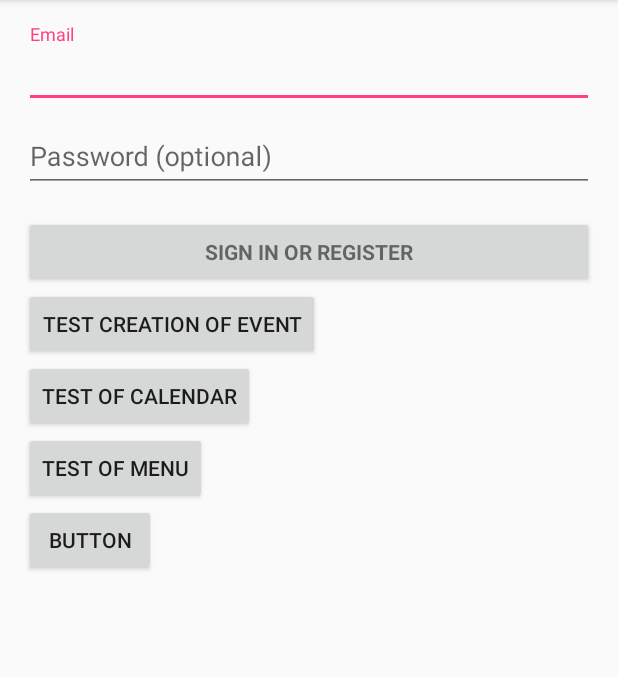
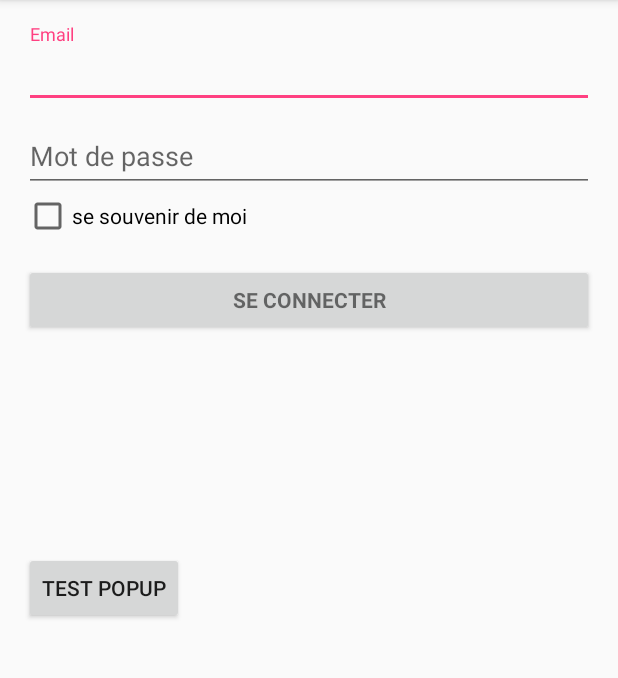
Before and after one commit to sky9611/Android_calender, an Android app: the screen it shows after launch (LoginActivity), on a phone screen of 412 x 824 dp, the part 84-762 px from its top. Run offline under Robolectric (Android 15) with nearby library versions, the phone set to English and light mode, and no system bars; 2 statements that could not run were skipped.

Commit message:
gros changement

```diff
--- a/calenderDemo/app/src/main/AndroidManifest.xml
+++ b/calenderDemo/app/src/main/AndroidManifest.xml
@@ -44,7 +44,7 @@
         <activity
             android:name=".SettingsActivity"
             android:label="@string/title_activity_settings" />
-        <activity android:name=".EventDetailActivity" />
+
         <activity android:name=".Mes_groupes"></activity>
         <activity android:name=".Groupe1">
             android:parentActivityName=".Mes_groupes"
@@ -53,7 +53,7 @@
         <activity android:name=".EventChangesActivity" />
         <activity android:name=".CreationGroupActivity"></activity>
         <activity
-            android:name="com.example.wth.test.AddMember"
+            android:name=".AddMember"
             android:label="@string/title_activity_add_member"
             android:theme="@style/AppTheme.NoActionBar"></activity>
         <activity android:name=".Mes_groupes2"></activity>
--- a/calenderDemo/app/src/main/java/com/example/wth/application/LoginActivity.java
+++ b/calenderDemo/app/src/main/java/com/example/wth/application/LoginActivity.java
@@ -64,9 +64,9 @@ public class LoginActivity extends AppCompatActivity implements LoaderCallbacks<
     private EditText mPasswordView;
     private View mProgressView;
     private View mLoginFormView;
-    private Button testCreationEventButton;
-    private Button testCalendarButton;
-    private Button testMenuButton;
+//    private Button testCreationEventButton;
+//    private Button testCalendarButton;
+//    private Button testMenuButton;
     private Button testPopupButton;
 
     @Override
@@ -93,39 +93,40 @@ public class LoginActivity extends AppCompatActivity implements LoaderCallbacks<
         mEmailSignInButton.setOnClickListener(new OnClickListener() {
             @Override
             public void onClick(View view) {
-                attemptLogin();
+                Intent i = new Intent(LoginActivity.this , CalendarActivity.class);
+                startActivity(i);
             }
         });
 
         mLoginFormView = findViewById(R.id.login_form);
         mProgressView = findViewById(R.id.login_progress);
 
-        testCreationEventButton = (Button)findViewById(R.id.test_creationEvent_button);
-        testCreationEventButton.setOnClickListener(new View.OnClickListener(){
-            @Override
-            public void onClick(View v){
-                Intent i = new Intent(LoginActivity.this , CreationEventActivity.class);
-                startActivity(i);
-            }
-        });
-
-        testCalendarButton = (Button)findViewById(R.id.test_calendar_button);
-        testCalendarButton.setOnClickListener(new View.OnClickListener(){
-            @Override
-            public void onClick(View v){
-                Intent i = new Intent(LoginActivity.this , CalendarActivity.class);
-                startActivity(i);
-            }
-        });
-
-        testMenuButton = (Button)findViewById(R.id.test_menu_button);
-        testMenuButton.setOnClickListener(new View.OnClickListener(){
-            @Override
-            public void onClick(View v){
-                Intent i = new Intent(LoginActivity.this , MenuActivity.class);
-                startActivity(i);
-            }
-        });
+//        testCreationEventButton = (Button)findViewById(R.id.test_creationEvent_button);
+//        testCreationEventButton.setOnClickListener(new View.OnClickListener(){
+//            @Override
+//            public void onClick(View v){
+//                Intent i = new Intent(LoginActivity.this , CreationEventActivity.class);
+//                startActivity(i);
+//            }
+//        });
+//
+//        testCalendarButton = (Button)findViewById(R.id.test_calendar_button);
+//        testCalendarButton.setOnClickListener(new View.OnClickListener(){
+//            @Override
+//            public void onClick(View v){
+//                Intent i = new Intent(LoginActivity.this , CalendarActivity.class);
+//                startActivity(i);
+//            }
+//        });
+//
+//        testMenuButton = (Button)findViewById(R.id.test_menu_button);
+//        testMenuButton.setOnClickListener(new View.OnClickListener(){
+//            @Override
+//            public void onClick(View v){
+//                Intent i = new Intent(LoginActivity.this , MenuActivity.class);
+//                startActivity(i);
+//            }
+//        });
 
         testPopupButton = (Button)findViewById(R.id.test_popup_button);
         testPopupButton.setOnClickListener(new View.OnClickListener(){
--- a/calenderDemo/app/src/main/res/layout/activity_login.xml
+++ b/calenderDemo/app/src/main/res/layout/activity_login.xml
@@ -63,6 +63,12 @@
 
             </android.support.design.widget.TextInputLayout>
 
+            <CheckBox
+                android:id="@+id/checkBox3"
+                android:layout_width="match_parent"
+                android:layout_height="wrap_content"
+                android:text="se souvenir de moi" />
+
             <Button
                 android:id="@+id/email_sign_in_button"
                 style="?android:textAppearanceSmall"
@@ -76,25 +82,32 @@
                 android:id="@+id/test_creationEvent_button"
                 android:layout_width="wrap_content"
                 android:layout_height="wrap_content"
-                android:text="test creation of event" />
+                android:text="test creation of event"
+                android:visibility="invisible" />
 
             <Button
                 android:id="@+id/test_calendar_button"
                 android:layout_width="wrap_content"
                 android:layout_height="wrap_content"
-                android:text="test of calendar" />
+                android:text="test of calendar"
+                android:visibility="invisible" />
 
             <Button
                 android:id="@+id/test_menu_button"
                 android:layout_width="wrap_content"
                 android:layout_height="wrap_content"
-                android:text="Test of menu" />
+                android:text="Test of menu"
+                android:visibility="invisible" />
 
             <Button
                 android:id="@+id/test_popup_button"
                 android:layout_width="wrap_content"
                 android:layout_height="wrap_content"
-                android:text="Button" />
+                android:elevation="0dp"
+                android:text="test Popup"
+                android:textAlignment="viewStart" />
+
+
 
         </LinearLayout>
     </ScrollView>
--- a/calenderDemo/app/src/main/res/layout/activity_mes_groupes.xml
+++ b/calenderDemo/app/src/main/res/layout/activity_mes_groupes.xml
@@ -122,6 +122,7 @@
 
 
             <TextView
+                android:id="@+id/textboard_invitation"
                 android:layout_width="wrap_content"
                 android:layout_height="match_parent"
                 android:layout_gravity="start"
--- a/calenderDemo/app/src/main/res/layout/content_add_member.xml
+++ b/calenderDemo/app/src/main/res/layout/content_add_member.xml
@@ -5,7 +5,7 @@
     android:layout_width="match_parent"
     android:layout_height="match_parent"
     app:layout_behavior="@string/appbar_scrolling_view_behavior"
-    tools:context="com.example.wth.test.AddMember"
+    tools:context=".AddMember"
     tools:showIn="@layout/activity_add_member">
 
     <LinearLayout
--- a/calenderDemo/app/src/main/res/values/strings.xml
+++ b/calenderDemo/app/src/main/res/values/strings.xml
@@ -4,9 +4,9 @@
 
     <!-- Strings related to login -->
     <string name="prompt_email">Email</string>
-    <string name="prompt_password">Password (optional)</string>
-    <string name="action_sign_in">Sign in or register</string>
-    <string name="action_sign_in_short">Sign in</string>
+    <string name="prompt_password">Mot de passe</string>
+    <string name="action_sign_in">se connecter</string>
+    <string name="action_sign_in_short">se connnecter</string>
     <string name="error_invalid_email">This email address is invalid</string>
     <string name="error_invalid_password">This password is too short</string>
     <string name="error_incorrect_password">This password is incorrect</string>
```
Also changed, not shown: calenderDemo/app/src/main/java/com/example/wth/application/AddMember.java (added, +20 -0 lines), calenderDemo/app/src/main/java/com/example/wth/application/CreationGroupActivity.java (+13 -3 lines), calenderDemo/app/src/main/java/com/example/wth/application/EventDetailActivity.java (deleted, +0 -36 lines), calenderDemo/app/src/main/java/com/example/wth/application/Groupe1.java (+0 -9 lines), calenderDemo/app/src/main/java/com/example/wth/application/Mes_groupes.java (+5 -2 lines), calenderDemo/app/src/main/java/com/example/wth/application/Mes_groupes2.java (+79 -2 lines), calenderDemo/app/src/main/java/com/example/wth/test/AddMember.java (deleted, +0 -34 lines), calenderDemo/app/src/main/res/layout/activity_add_member.xml (+1 -8 lines), calenderDemo/app/src/main/res/layout/activity_creation_group.xml (+8 -20 lines), calenderDemo/app/src/main/res/layout/activity_event_detail.xml (deleted, +0 -109 lines), calenderDemo/app/src/main/res/layout/activity_mes_groupes2.xml (+4 -14 lines).
